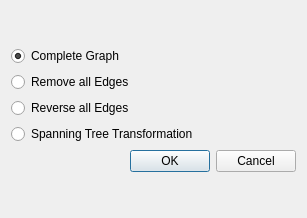
First picture: the form in libgraphtheory/editorplugins/transformedges/transformedgeswidget.ui, repository KDE/rocs, before the edit.
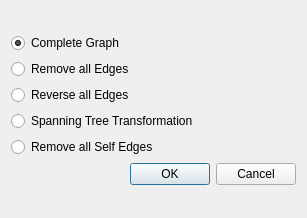
Second picture: the form after the edit.

Commit message: Self Edges Removas on Transform Edges

The edit to the form file:
```diff
--- a/libgraphtheory/editorplugins/transformedges/transformedgeswidget.ui
+++ b/libgraphtheory/editorplugins/transformedges/transformedgeswidget.ui
@@ -63,6 +63,13 @@
        </property>
       </widget>
      </item>
+     <item>
+      <widget class="QRadioButton" name="radioButtonEraseSelfEdges">
+       <property name="text">
+        <string>Remove all Self Edges</string>
+       </property>
+      </widget>
+     </item>
      <item>
       <widget class="QDialogButtonBox" name="buttons">
        <property name="standardButtons">
```
The commit also changes 2 other files.
